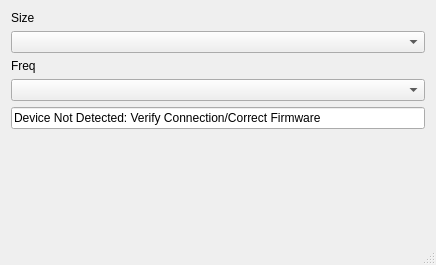
Qt form LogAnalizatorQt/MainWindow.ui (XRay3D/LogAnalizator) before a commit.
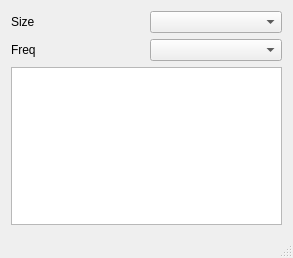
The same form after that commit.

Patch:
```diff
--- a/LogAnalizatorQt/MainWindow.ui
+++ b/LogAnalizatorQt/MainWindow.ui
@@ -6,60 +6,37 @@
    <rect>
     <x>0</x>
     <y>0</y>
-    <width>436</width>
-    <height>265</height>
+    <width>293</width>
+    <height>258</height>
    </rect>
   </property>
   <property name="windowTitle">
    <string>DemoApp</string>
   </property>
   <widget class="QWidget" name="centralWidget">
-   <layout class="QVBoxLayout" name="verticalLayout_2">
-    <item>
+   <layout class="QGridLayout" name="gridLayout">
+    <item row="0" column="0">
      <widget class="QLabel" name="label">
       <property name="text">
        <string>Size</string>
       </property>
      </widget>
     </item>
-    <item>
-     <widget class="QComboBox" name="cbxSamples"/>
-    </item>
-    <item>
+    <item row="2" column="0">
      <widget class="QLabel" name="label_2">
       <property name="text">
        <string>Freq</string>
       </property>
      </widget>
     </item>
-    <item>
+    <item row="0" column="1">
+     <widget class="QComboBox" name="cbxSamples"/>
+    </item>
+    <item row="2" column="1">
      <widget class="QComboBox" name="cbxFreq"/>
     </item>
-    <item>
-     <widget class="QLineEdit" name="deviceConnectedStatus">
-      <property name="enabled">
-       <bool>true</bool>
-      </property>
-      <property name="text">
-       <string>Device Not Detected: Verify Connection/Correct Firmware</string>
-      </property>
-      <property name="readOnly">
-       <bool>true</bool>
-      </property>
-     </widget>
-    </item>
-    <item>
-     <spacer name="verticalSpacer">
-      <property name="orientation">
-       <enum>Qt::Vertical</enum>
-      </property>
-      <property name="sizeHint" stdset="0">
-       <size>
-        <width>20</width>
-        <height>40</height>
-       </size>
-      </property>
-     </spacer>
+    <item row="4" column="0" colspan="2">
+     <widget class="QPlainTextEdit" name="plainTextEdit"/>
     </item>
    </layout>
   </widget>
```
Left out of the diff: 2 changed lines with no effect on the pictures.
